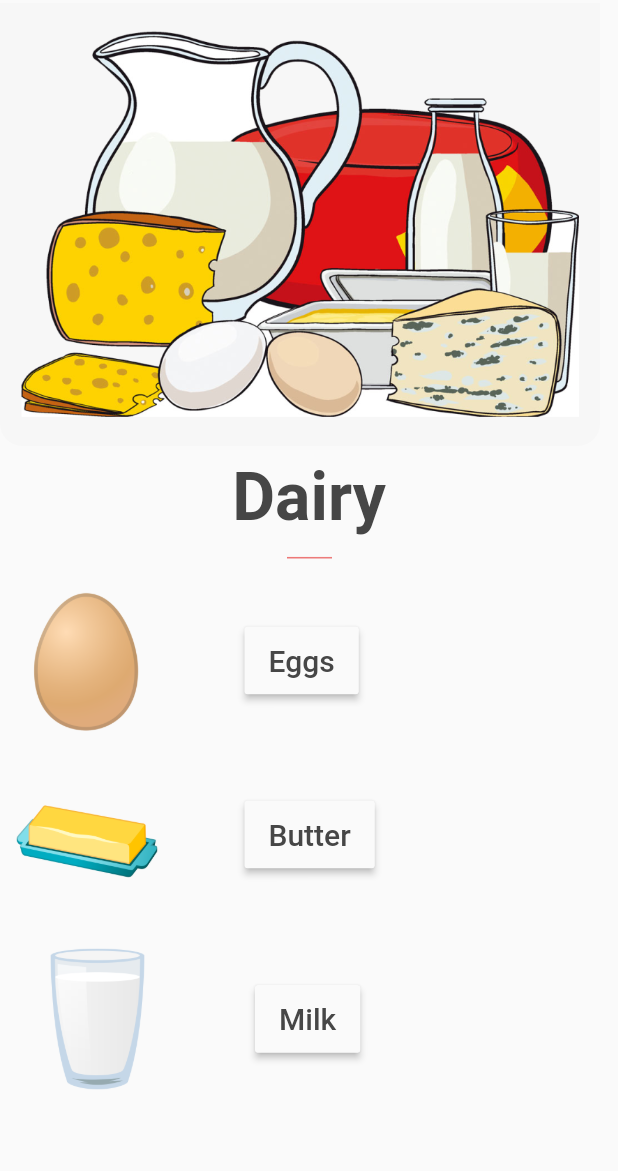
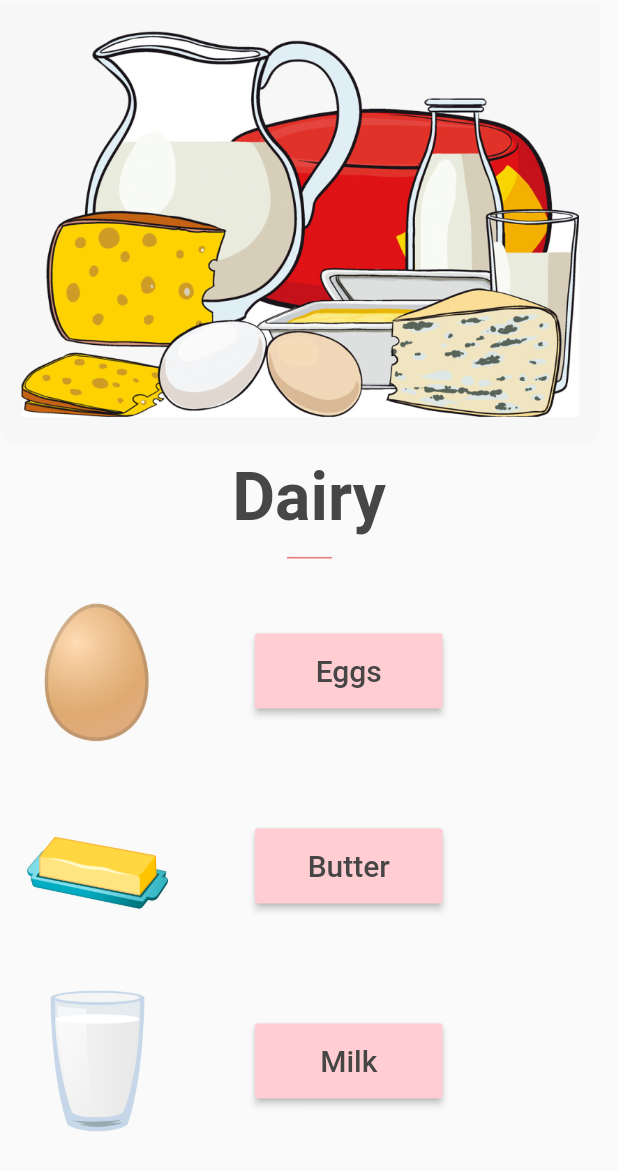
Before and after one commit to malimalik/Expirey, a Flutter app: the Dairy screen opened directly, on a phone screen of 412 x 824 dp. Shown: the top 1171 px of the screen. Run offline on Flutter 3.47's test engine with Material 2 defaults, Android fonts, the phone set to English and light mode, and no system bars; Roboto replaces fonts that are missing (RobotoSlab).

Commit message:
Fixed button size for the dairy page

```diff
--- a/lib/Categories/dairy.dart
+++ b/lib/Categories/dairy.dart
@@ -26,8 +26,7 @@ class Dairy extends StatelessWidget {
                     bottomLeft: Radius.circular(15),
                     bottomRight: Radius.circular(15)),
                 child: Image(
-                  image: AssetImage(
-                      'Assets/dairy.png'),
+                  image: AssetImage('Assets/dairy.png'),
                   width: 400,
                 ),
               ),
@@ -58,11 +57,11 @@ class Dairy extends StatelessWidget {
               mainAxisAlignment: MainAxisAlignment.spaceEvenly,
               children: [
                 Padding(
-                  padding: const EdgeInsets.all(8.0),
+                  padding: const EdgeInsets.all(15.0),
                   child: Row(
                     children: [
                       ClipRRect(
-                        borderRadius: BorderRadius.all(Radius.circular(7)),
+                        borderRadius: BorderRadius.all(Radius.circular(15)),
                         child: Padding(
                           padding: const EdgeInsets.only(right: 55),
                           child: Image(
@@ -73,9 +72,10 @@ class Dairy extends StatelessWidget {
                         ),
                       ),
                       ButtonTheme(
-                        minWidth: 60,
-                        height: 45,
-                        buttonColor: Colors.grey[50],
+                        buttonColor: Colors.red[100],
+                        child: SizedBox(
+                          height: 50,
+                          width: 125,
                           child: RaisedButton(
                             onPressed: () {},
                             onLongPress: () {},
@@ -84,12 +84,13 @@ class Dairy extends StatelessWidget {
                                     color: Color.fromRGBO(70, 70, 70, 1),
                                     fontSize: 20)),
                           ),
+                        ),
                       )
                     ],
                   ),
                 ),
                 Padding(
-                  padding: const EdgeInsets.all(8.0),
+                  padding: const EdgeInsets.all(15.0),
                   child: Row(
                     children: [
                       ClipRRect(
@@ -104,9 +105,10 @@ class Dairy extends StatelessWidget {
                         ),
                       ),
                       ButtonTheme(
-                        minWidth: 20,
-                        height: 45,
-                        buttonColor: Colors.grey[50],
+                        buttonColor: Colors.red[100],
+                        child: SizedBox(
+                          height: 50,
+                          width: 125,
                           child: RaisedButton(
                             onPressed: () {},
                             onLongPress: () {},
@@ -114,6 +116,7 @@ class Dairy extends StatelessWidget {
                                 style: TextStyle(
                                     color: Color.fromRGBO(70, 70, 70, 1),
                                     fontSize: 20)),
+                          ),
                         ),
                       )
                     ],
@@ -134,9 +137,11 @@ class Dairy extends StatelessWidget {
                       ),
                     ),
                     ButtonTheme(
-                      minWidth: 60,
-                      height: 45,
-                      buttonColor: Colors.grey[50],
+
+                      buttonColor: Colors.red[100],
+                      child: SizedBox(
+                        height: 50,
+                          width: 125,
                         child: RaisedButton(
                           onPressed: () {},
                           onLongPress: () {},
@@ -145,6 +150,7 @@ class Dairy extends StatelessWidget {
                             style: TextStyle(
                                 color: Color.fromRGBO(70, 70, 70, 1),
                                 fontSize: 20),
+                          ),
                         ),
                       ),
                     )
```
Lines whose indentation alone changed are shown as unchanged.
